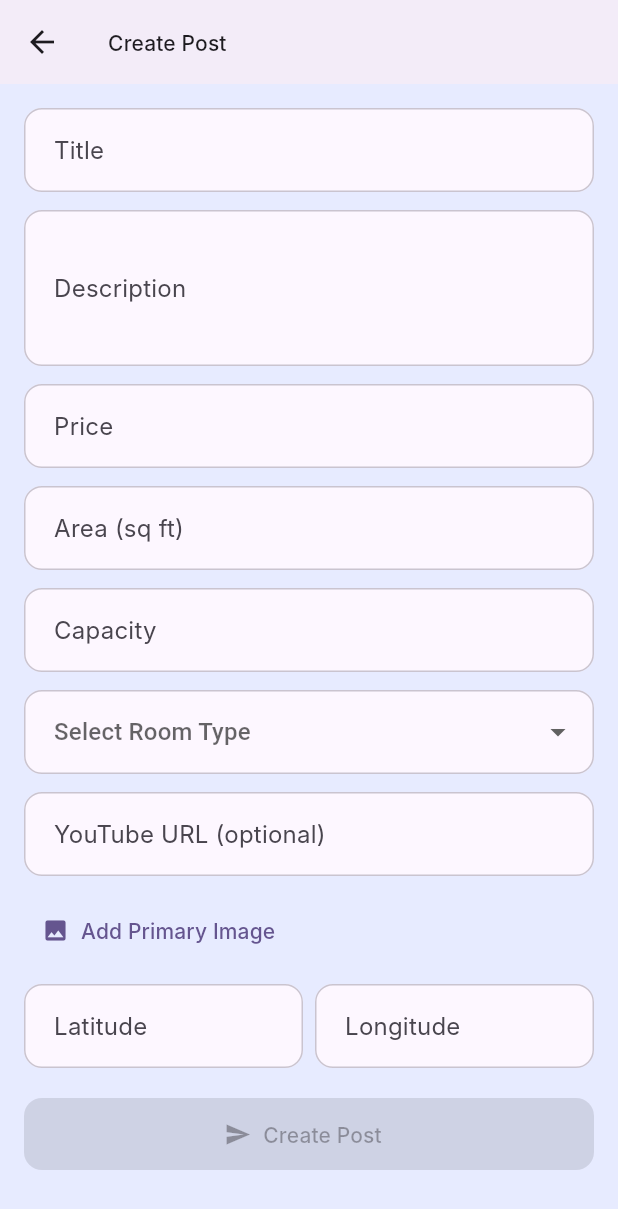
After one commit to jeevanbhandari999/On_Book, a Flutter app: the _CreatePostView screen opened directly, on a phone screen of 412 x 824 dp. The commit adds this screen. Shown: the top 1209 px of the screen. Run offline on Flutter 3.47's test engine with Material 3 defaults, Android fonts, the phone set to English and light mode, and no system bars; our stand-ins replace dartz, equatable, flutter_animate, flutter_bloc, flutter_dotenv, flutter_secure_storage and 4 more; missing offline and left inert: cloudinary_public; accounts and stored records are empty; Roboto replaces fonts that are missing (Inter).

Commit message:
feat:post, started post creation page

```diff
--- a/lib/app/router/app_router.dart
+++ b/lib/app/router/app_router.dart
@@ -10,6 +10,7 @@ import 'package:app/features/chat/presentation/pages/chat_user_list_page.dart';
 import 'package:app/features/home/presentation/pages/another.dart';
 import 'package:app/features/home/presentation/pages/home_page.dart';
 import 'package:app/features/library/presentation/pages/library_page.dart';
+import 'package:app/features/post/presentation/pages/create_post_page.dart';
 import 'package:app/features/post/presentation/pages/post_page.dart';
 import 'package:app/features/profile/presentation/pages/profile_page.dart';
 import 'package:app/features/search/presentation/pages/search_page.dart';
@@ -138,6 +139,12 @@ class AppRouter {
         path: RouteConstants.anotherPage,
         builder: (context, state) => const Another(),
       ),
+
+      // Post related page
+      GoRoute(
+        path: RouteConstants.createPostPage,
+        builder: (context, state) => const CreatePostPage(),
+      ),
     ],
   );
 }
--- a/lib/app/router/route_constants.dart
+++ b/lib/app/router/route_constants.dart
@@ -19,6 +19,7 @@ class RouteConstants {
   static const String dummyPostPage =
       '/dummyPostPage'; // this page is for those whose role is not the owner and don't have the authorize to add posts about their hotels, in simple world it's a welcome like page
   static const String postPage = '/postPage';
+  static const String createPostPage = '/createPostPage';
 
   // Library routes
   static const String libraryPage = '/libraryPage';
@@ -28,5 +29,4 @@ class RouteConstants {
 
   // Chat routes
   static const String chatUserListPage = '/chatUserListPage';
-
 }
--- a/lib/features/post/post_dependencies.dart
+++ b/lib/features/post/post_dependencies.dart
@@ -1,14 +1,50 @@
 import 'package:app/features/auth/services/auth_service.dart';
+import 'package:app/features/post/data/datasources/post_local_data_source.dart';
+import 'package:app/features/post/data/datasources/post_remote_data_source.dart';
+import 'package:app/features/post/data/repositories/post_repository_impl.dart';
+import 'package:app/features/post/domain/repositories/post_repository.dart';
+import 'package:app/features/post/domain/usecases/create_post_use_case.dart';
+import 'package:app/features/post/presentation/bloc/post_form_bloc.dart';
 import 'package:app/features/post/services/post_services.dart';
+import 'package:flutter_secure_storage/flutter_secure_storage.dart';
 import 'package:get_it/get_it.dart';
+import 'package:supabase_flutter/supabase_flutter.dart';
 
 class PostDependencies {
   static Future<void> register(GetIt getIt) async {
     // Data sources
+    getIt.registerLazySingleton<PostRemoteDataSource>(
+      () => PostRemoteDataSourceImpl(supabaseClient: Supabase.instance.client),
+    );
+
+    getIt.registerLazySingleton<PostLocalDataSource>(
+      () =>
+          PostLocalDataSourceImpl(secureStorage: const FlutterSecureStorage()),
+    );
+
+    // Repository
+    getIt.registerLazySingleton<PostRepository>(
+      () => PostRepositoryImpl(
+        remoteDataSource: getIt<PostRemoteDataSource>(),
+        localDataSource: getIt<PostLocalDataSource>(),
+      ),
+    );
 
     // Services
     getIt.registerLazySingleton<PostServices>(
       () => PostServices(authService: getIt<AuthService>()),
     );
+
+    // Usecases
+    getIt.registerLazySingleton<CreatePostUseCase>(
+      () => CreatePostUseCase(getIt<PostRepository>()),
+    );
+
+    // BLoC
+    getIt.registerFactory<PostFormBloc>(
+      () => PostFormBloc(
+        createPostUseCase: CreatePostUseCase(getIt<PostRepository>()),
+      ),
+    );
   }
 }
--- /dev/null
+++ b/lib/features/post/presentation/pages/create_post_page.dart
@@ -0,0 +1,241 @@
+import 'package:app/app/dependency_injection.dart';
+import 'package:app/features/post/domain/entities/post_enums.dart';
+import 'package:app/features/post/domain/repositories/post_repository.dart';
+import 'package:app/features/post/domain/usecases/create_post_use_case.dart';
+import 'package:app/features/post/presentation/bloc/post_form_bloc.dart';
+import 'package:flutter/material.dart';
+import 'package:flutter_bloc/flutter_bloc.dart';
+
+class CreatePostPage extends StatelessWidget {
+  final String? organizationId;
+  final String? userId;
+
+  const CreatePostPage({super.key, this.organizationId, this.userId});
+
+  @override
+  Widget build(BuildContext context) {
+    return BlocProvider(
+      create: (_) =>
+          PostFormBloc(
+            createPostUseCase: CreatePostUseCase(
+              DependencyInjection.get<PostRepository>(),
+            ),
+          )..add(
+            const PostFormInitialized(
+              userId: '55bb4bc3-80a2-4b40-877a-cc09d70eb5ed',
+              organizationId: '6fd1c9a6-dc5c-4c50-beb6-6ec1080bcc23',
+              // userId: userId!,
+              // organizationId: organizationId!,
+            ),
+          ),
+      child: const _CreatePostView(),
+    );
+  }
+}
+
+class _CreatePostView extends StatelessWidget {
+  const _CreatePostView();
+
+  @override
+  Widget build(BuildContext context) {
+    return Scaffold(
+      appBar: AppBar(title: const Text('Create Post')),
+      body: BlocConsumer<PostFormBloc, PostFormState>(
+        listener: (context, state) {
+          if (state is PostFormSuccess) {
+            ScaffoldMessenger.of(
+              context,
+            ).showSnackBar(SnackBar(content: Text(state.message)));
+            Navigator.pop(context, state.post);
+          } else if (state is PostFormError) {
+            ScaffoldMessenger.of(
+              context,
+            ).showSnackBar(SnackBar(content: Text(state.message)));
+          }
+        },
+        builder: (context, state) {
+          if (state is! PostFormReady) {
+            if (state is PostFormLoading || state is PostFormSubmitting) {
+              return const Center(child: CircularProgressIndicator());
+            }
+            return const Center(child: Text('Loading...'));
+          }
+
+          final bloc = context.read<PostFormBloc>();
+          final form = state;
+
+          return SingleChildScrollView(
+            padding: const EdgeInsets.all(16),
+            child: Column(
+              crossAxisAlignment: CrossAxisAlignment.start,
+              children: [
+                // ─── Title ────────────────────────────
+                TextField(
+                  decoration: InputDecoration(
+                    labelText: 'Title',
+                    errorText: form.validationErrors['title'],
+                  ),
+                  onChanged: (v) => bloc.add(PostFormTitleChanged(v.trim())),
+                ),
+
+                const SizedBox(height: 12),
+
+                // ─── Description ───────────────────────
+                TextField(
+                  maxLines: 3,
+                  decoration: InputDecoration(
+                    labelText: 'Description',
+                    errorText: form.validationErrors['description'],
+                  ),
+                  onChanged: (v) =>
+                      bloc.add(PostFormDescriptionChanged(v.trim())),
+                ),
+
+                const SizedBox(height: 12),
+
+                // ─── Price ─────────────────────────────
+                TextField(
+                  decoration: InputDecoration(
+                    labelText: 'Price',
+                    errorText: form.validationErrors['price'],
+                  ),
+                  keyboardType: TextInputType.number,
+                  onChanged: (v) {
+                    final value = double.tryParse(v) ?? 0;
+                    bloc.add(PostFormPriceChanged(value));
+                  },
+                ),
+
+                const SizedBox(height: 12),
+
+                // ─── Area ──────────────────────────────
+                TextField(
+                  decoration: InputDecoration(
+                    labelText: 'Area (sq ft)',
+                    errorText: form.validationErrors['area'],
+                  ),
+                  keyboardType: TextInputType.number,
+                  onChanged: (v) =>
+                      bloc.add(PostFormAreaChanged(double.tryParse(v))),
+                ),
+
+                const SizedBox(height: 12),
+
+                // ─── Capacity ──────────────────────────
+                TextField(
+                  decoration: InputDecoration(
+                    labelText: 'Capacity',
+                    errorText: form.validationErrors['capacity'],
+                  ),
+                  keyboardType: TextInputType.number,
+                  onChanged: (v) =>
+                      bloc.add(PostFormCapacityChanged(int.tryParse(v))),
+                ),
+
+                const SizedBox(height: 12),
+
+                // ─── Room Type Dropdown ────────────────
+                DropdownButtonFormField<RoomType>(
+                  value: form.roomType,
+                  hint: const Text('Select Room Type'),
+                  items: RoomType.values
+                      .map(
+                        (t) => DropdownMenuItem(value: t, child: Text(t.name)),
+                      )
+                      .toList(),
+                  onChanged: (val) => bloc.add(PostFormRoomTypeChanged(val)),
+                ),
+
+                const SizedBox(height: 12),
+
+                // ─── YouTube URL ───────────────────────
+                TextField(
+                  decoration: InputDecoration(
+                    labelText: 'YouTube URL (optional)',
+                    errorText: form.validationErrors['youtubeUrl'],
+                  ),
+                  onChanged: (v) =>
+                      bloc.add(PostFormYoutubeUrlChanged(v.trim())),
+                ),
+
+                const SizedBox(height: 12),
+
+                // ─── Primary Image Upload ──────────────
+                TextButton.icon(
+                  onPressed: () async {
+                    // Add your image picker logic here
+                    // e.g., final imageUrl = await uploadImage(...);
+                    final imageUrl = 'https://example.com/sample.jpg';
+                    bloc.add(PostFormPrimaryImageChanged(imageUrl));
+                  },
+                  icon: const Icon(Icons.image),
+                  label: const Text('Add Primary Image'),
+                ),
+                if (form.primaryImageUrl.isNotEmpty)
+                  Padding(
+                    padding: const EdgeInsets.only(top: 8.0),
+                    child: Image.network(form.primaryImageUrl, height: 150),
+                  ),
+
+                const SizedBox(height: 12),
+
+                // ─── Coordinates (Latitude/Longitude) ─
+                Row(
+                  children: [
+                    Expanded(
+                      child: TextField(
+                        decoration: const InputDecoration(
+                          labelText: 'Latitude',
+                        ),
+                        keyboardType: const TextInputType.numberWithOptions(
+                          decimal: true,
+                        ),
+                        onChanged: (v) => bloc.add(
+                          PostFormCoordinatesChanged(
+                            latitude: double.tryParse(v),
+                            longitude: form.longitude,
+                          ),
+                        ),
+                      ),
+                    ),
+                    const SizedBox(width: 8),
+                    Expanded(
+                      child: TextField(
+                        decoration: const InputDecoration(
+                          labelText: 'Longitude',
+                        ),
+                        keyboardType: const TextInputType.numberWithOptions(
+                          decimal: true,
+                        ),
+                        onChanged: (v) => bloc.add(
+                          PostFormCoordinatesChanged(
+                            latitude: form.latitude,
+                            longitude: double.tryParse(v),
+                          ),
+                        ),
+                      ),
+                    ),
+                  ],
+                ),
+
+                const SizedBox(height: 20),
+
+                // ─── Submit Button ─────────────────────
+                SizedBox(
+                  width: double.infinity,
+                  child: ElevatedButton.icon(
+                    onPressed: form.isValid
+                        ? () => bloc.add(const PostFormSubmitted())
+                        : null,
+                    icon: const Icon(Icons.send),
+                    label: const Text('Create Post'),
+                  ),
+                ),
+              ],
+            ),
+          );
+        },
+      ),
+    );
+  }
+}
--- a/lib/features/post/presentation/pages/post_page.dart
+++ b/lib/features/post/presentation/pages/post_page.dart
@@ -1,8 +1,10 @@
 import 'package:app/app/dependency_injection.dart';
+import 'package:app/app/router/route_constants.dart';
 import 'package:app/features/auth/data/models/user_model.dart';
 import 'package:app/features/post/presentation/pages/dummy_post_page.dart';
 import 'package:app/features/post/services/post_services.dart';
 import 'package:flutter/material.dart';
+import 'package:go_router/go_router.dart';
 
 class PostPage extends StatefulWidget {
   const PostPage({super.key});
@@ -48,6 +50,16 @@ class _PostPageState extends State<PostPage> {
       return const DummyPostPage();
     }
 
-    return Scaffold(appBar: AppBar(title: const Text('Post page')));
+    return Scaffold(
+      appBar: AppBar(title: const Text('Post page')),
+      body: Center(
+        child: TextButton(
+          onPressed: () {
+            context.push(RouteConstants.createPostPage);
+          },
+          child: const Text('Go to create page'),
+        ),
+      ),
+    );
   }
 }
```
